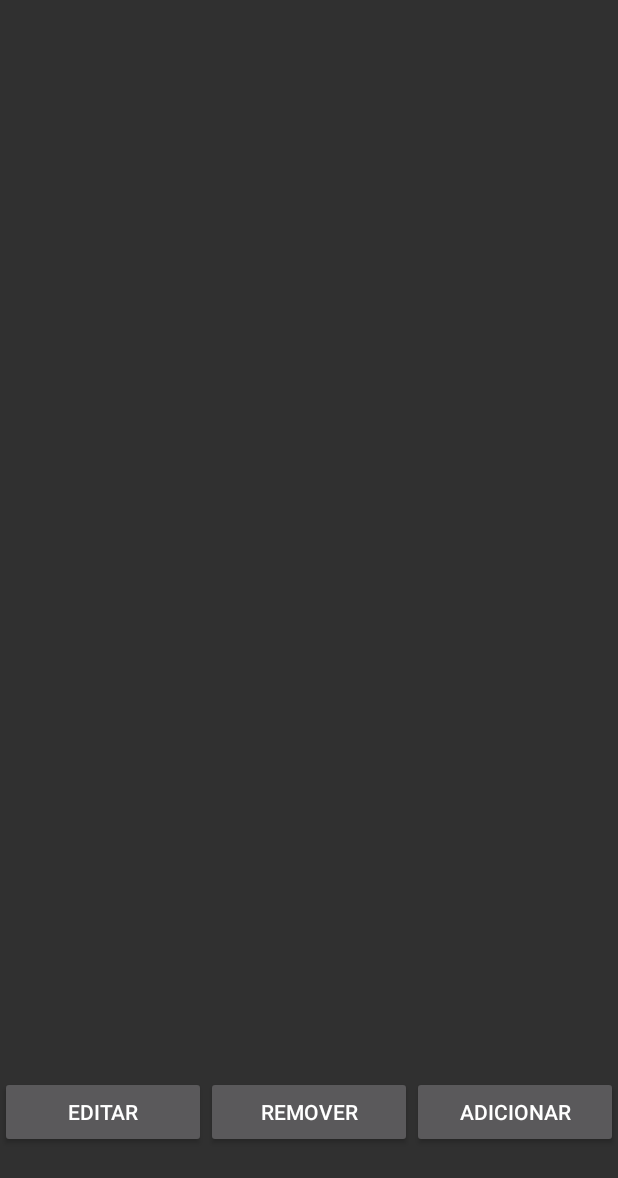
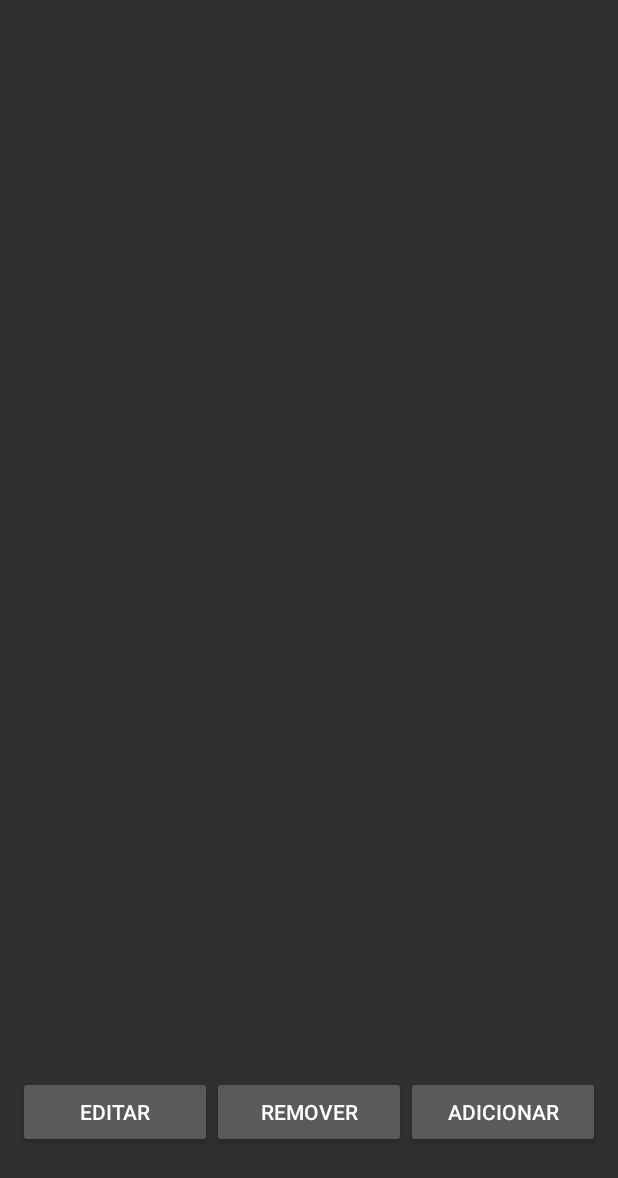
Before and after one commit to HipolitoJr/app-android-condominium-portaria, an Android app: the layout activity_ocorrencia.xml on its own in the app's theme, with its tools: preview values and no code run, on a phone screen of 412 x 824 dp. Shown: the top 1178 px of the screen. Run offline under Robolectric (Android 15) with nearby library versions, the phone set to English and light mode, and no system bars.

Commit message:
Adicionado margin no layout dos botoẽs de ocorrencia

```diff
--- a/app/src/main/res/layout/activity_ocorrencia.xml
+++ b/app/src/main/res/layout/activity_ocorrencia.xml
@@ -26,7 +26,9 @@ android:orientation="vertical">
         android:layout_height="0dp"
         android:layout_weight="1"
         android:orientation="horizontal"
-        android:gravity="center">
+        android:gravity="center"
+        android:layout_marginStart="12dp"
+        android:layout_marginEnd="12dp">
 
         <Button
 
```
